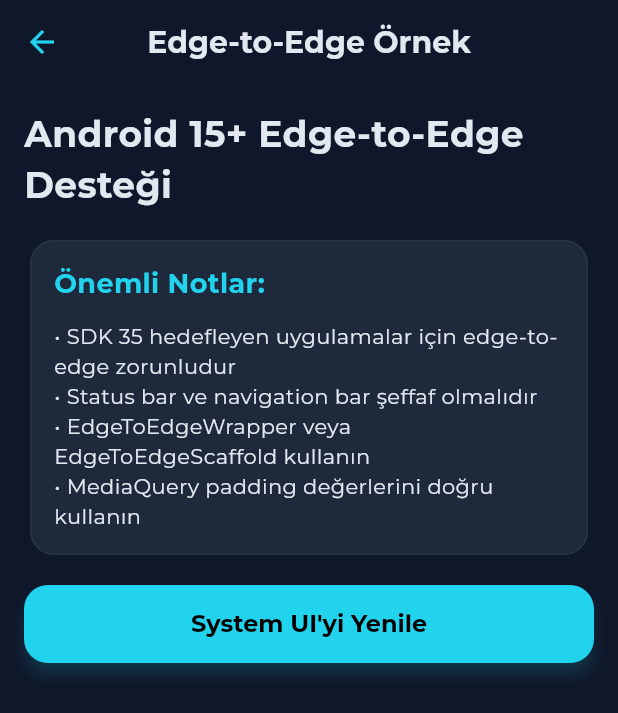
After one commit to bakituncher/bilgee, a Flutter app: the EdgeToEdgeExampleScreen screen opened directly, on a phone screen of 412 x 824 dp. The commit adds this screen. Shown: the top 713 px of the screen. Run offline on Flutter 3.47's test engine with Material 3 defaults, Android fonts, the phone set to English and light mode, and no system bars; our stand-ins replace cached_network_image, cloud_firestore, cloud_functions, confetti, cross_file, equatable and 18 more; missing offline and left inert: firebase_app_check, flutter_math_fork, markdown; accounts and stored records are empty; generated files the repository leaves out were written again; network calls fail.

```diff
--- a/lib/core/theme/app_theme.dart
+++ b/lib/core/theme/app_theme.dart
@@ -46,7 +46,7 @@ class AppTheme {
     contentPadding: const EdgeInsets.symmetric(horizontal: 20, vertical: 16),
   );
 
-  // Android 15+ uyumlu System UI Overlay ayarları
+  // Android 15+ SDK 35 uyumlu System UI Overlay ayarları
   static const SystemUiOverlayStyle systemUiOverlayStyle = SystemUiOverlayStyle(
     statusBarColor: Colors.transparent,
     statusBarIconBrightness: Brightness.light,
@@ -54,7 +54,7 @@ class AppTheme {
     systemNavigationBarColor: Colors.transparent,
     systemNavigationBarIconBrightness: Brightness.light,
     systemNavigationBarDividerColor: Colors.transparent,
-    // Android 15+ için edge-to-edge desteği
+    // Android 15+ için zorunlu edge-to-edge ayarları
     systemNavigationBarContrastEnforced: false,
   );
 
@@ -122,12 +122,29 @@ class AppTheme {
     ),
   );
 
-  // System UI'yi ayarlamak için yardımcı metod
+  // System UI'yi ayarlamak için güncellenmiş metod
   static void configureSystemUI() {
+    // System UI overlay style ayarla
     SystemChrome.setSystemUIOverlayStyle(systemUiOverlayStyle);
-    // Android 15+ için edge-to-edge modu
+
+    // Android 15+ SDK 35 için zorunlu edge-to-edge modu
     SystemChrome.setEnabledSystemUIMode(
       SystemUiMode.edgeToEdge,
     );
+
+    // Preferred orientations ayarla (opsiyonel)
+    SystemChrome.setPreferredOrientations([
+      DeviceOrientation.portraitUp,
+      DeviceOrientation.portraitDown,
+    ]);
+  }
+
+  // Edge-to-edge layout için SafeArea padding hesaplama yardımcısı
+  static EdgeInsets getSafeAreaPadding(BuildContext context) {
+    final mediaQuery = MediaQuery.of(context);
+    return EdgeInsets.only(
+      top: mediaQuery.padding.top,
+      bottom: mediaQuery.padding.bottom,
+    );
   }
 }
--- a/lib/main.dart
+++ b/lib/main.dart
@@ -40,7 +40,7 @@ void main() async {
     // Binding ve runApp aynı zone'da olmalı
     WidgetsFlutterBinding.ensureInitialized();
 
-    // Android 15+ uyumlu system UI ayarları
+    // Android 15+ SDK 35 için zorunlu edge-to-edge ayarları - öncelik sırası önemli
     AppTheme.configureSystemUI();
 
     try {
--- /dev/null
+++ b/lib/shared/widgets/edge_to_edge_example.dart
@@ -0,0 +1,78 @@
+// lib/shared/widgets/edge_to_edge_example.dart
+import 'package:flutter/material.dart';
+import 'package:taktik/core/theme/app_theme.dart';
+import 'package:taktik/shared/widgets/edge_to_edge_wrapper.dart';
+
+/// Android 15+ SDK 35 edge-to-edge kullanım örneği
+class EdgeToEdgeExampleScreen extends StatelessWidget {
+  const EdgeToEdgeExampleScreen({super.key});
+
+  @override
+  Widget build(BuildContext context) {
+    return EdgeToEdgeScaffold(
+      appBar: AppBar(
+        title: const Text('Edge-to-Edge Örnek'),
+        backgroundColor: Colors.transparent,
+        elevation: 0,
+      ),
+      body: EdgeToEdgeWrapper(
+        child: SingleChildScrollView(
+          padding: const EdgeInsets.all(16.0),
+          child: Column(
+            crossAxisAlignment: CrossAxisAlignment.start,
+            children: [
+              const Text(
+                'Android 15+ Edge-to-Edge Desteği',
+                style: TextStyle(
+                  fontSize: 24,
+                  fontWeight: FontWeight.bold,
+                  color: AppTheme.textColor,
+                ),
+              ),
+              const SizedBox(height: 16),
+              Card(
+                child: Padding(
+                  padding: const EdgeInsets.all(16.0),
+                  child: Column(
+                    crossAxisAlignment: CrossAxisAlignment.start,
+                    children: [
+                      const Text(
+                        'Önemli Notlar:',
+                        style: TextStyle(
+                          fontSize: 18,
+                          fontWeight: FontWeight.bold,
+                          color: AppTheme.secondaryColor,
+                        ),
+                      ),
+                      const SizedBox(height: 12),
+                      const Text(
+                        '• SDK 35 hedefleyen uygulamalar için edge-to-edge zorunludur\n'
+                        '• Status bar ve navigation bar şeffaf olmalıdır\n'
+                        '• EdgeToEdgeWrapper veya EdgeToEdgeScaffold kullanın\n'
+                        '• MediaQuery padding değerlerini doğru kullanın',
+                        style: TextStyle(color: AppTheme.textColor),
+                      ),
+                    ],
+                  ),
+                ),
+              ),
+              const SizedBox(height: 16),
+              ElevatedButton(
+                onPressed: () {
+                  // System UI'yi yeniden yapılandır
+                  AppTheme.configureSystemUI();
+                  ScaffoldMessenger.of(context).showSnackBar(
+                    const SnackBar(
+                      content: Text('System UI yeniden yapılandırıldı'),
+                    ),
+                  );
+                },
+                child: const Text('System UI\'yi Yenile'),
+              ),
+            ],
+          ),
+        ),
+      ),
+    );
+  }
+}
--- /dev/null
+++ b/lib/shared/widgets/edge_to_edge_wrapper.dart
@@ -0,0 +1,86 @@
+// lib/shared/widgets/edge_to_edge_wrapper.dart
+import 'package:flutter/material.dart';
+import 'package:taktik/core/theme/app_theme.dart';
+
+/// Android 15+ SDK 35 için edge-to-edge layout desteği sağlayan wrapper widget
+class EdgeToEdgeWrapper extends StatelessWidget {
+  const EdgeToEdgeWrapper({
+    super.key,
+    required this.child,
+    this.enableStatusBarPadding = true,
+    this.enableNavigationBarPadding = true,
+    this.backgroundColor,
+  });
+
+  final Widget child;
+  final bool enableStatusBarPadding;
+  final bool enableNavigationBarPadding;
+  final Color? backgroundColor;
+
+  @override
+  Widget build(BuildContext context) {
+    final mediaQuery = MediaQuery.of(context);
+    final padding = EdgeInsets.only(
+      top: enableStatusBarPadding ? mediaQuery.padding.top : 0,
+      bottom: enableNavigationBarPadding ? mediaQuery.padding.bottom : 0,
+    );
+
+    return Container(
+      color: backgroundColor ?? AppTheme.scaffoldBackgroundColor,
+      child: Padding(
+        padding: padding,
+        child: child,
+      ),
+    );
+  }
+}
+
+/// Scaffold için özel edge-to-edge wrapper
+class EdgeToEdgeScaffold extends StatelessWidget {
+  const EdgeToEdgeScaffold({
+    super.key,
+    this.appBar,
+    required this.body,
+    this.backgroundColor,
+    this.floatingActionButton,
+    this.bottomNavigationBar,
+    this.drawer,
+    this.endDrawer,
+  });
+
+  final PreferredSizeWidget? appBar;
+  final Widget body;
+  final Color? backgroundColor;
+  final Widget? floatingActionButton;
+  final Widget? bottomNavigationBar;
+  final Widget? drawer;
+  final Widget? endDrawer;
+
+  @override
+  Widget build(BuildContext context) {
+    return Scaffold(
+      backgroundColor: backgroundColor ?? AppTheme.scaffoldBackgroundColor,
+      drawer: drawer,
+      endDrawer: endDrawer,
+      floatingActionButton: floatingActionButton,
+      body: Column(
+        children: [
+          // Status bar için boşluk
+          SizedBox(height: MediaQuery.of(context).padding.top),
+
+          // AppBar varsa göster
+          if (appBar != null) appBar!,
+
+          // Ana içerik
+          Expanded(child: body),
+
+          // Bottom navigation bar varsa göster
+          if (bottomNavigationBar != null) bottomNavigationBar!,
+
+          // Navigation bar için boşluk
+          SizedBox(height: MediaQuery.of(context).padding.bottom),
+        ],
+      ),
+    );
+  }
+}
```
Also changed, not shown: 3 other files.
